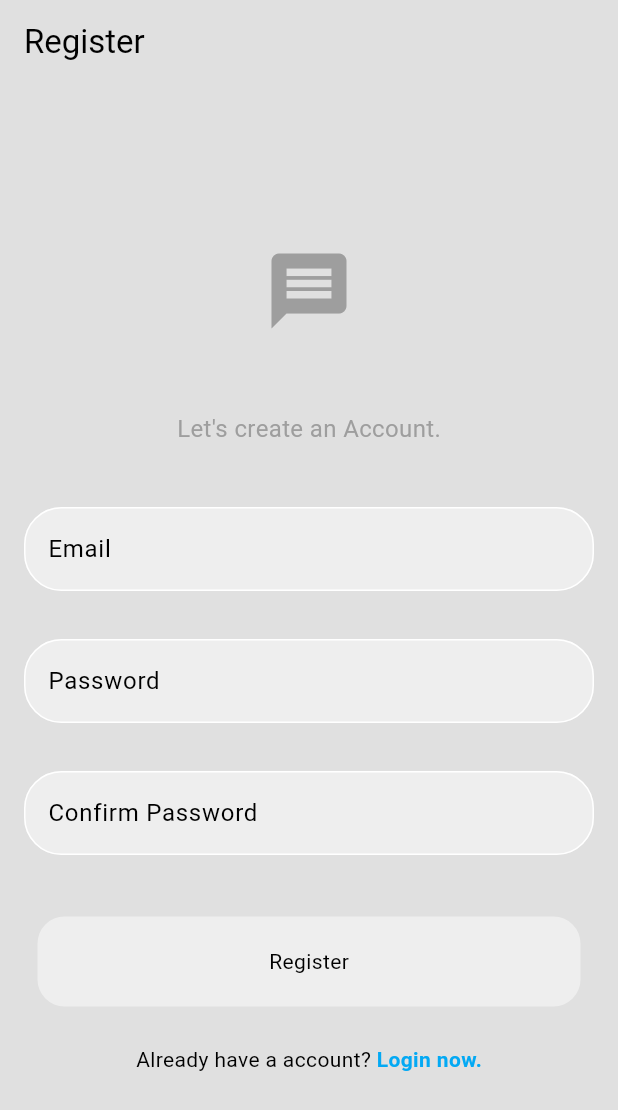
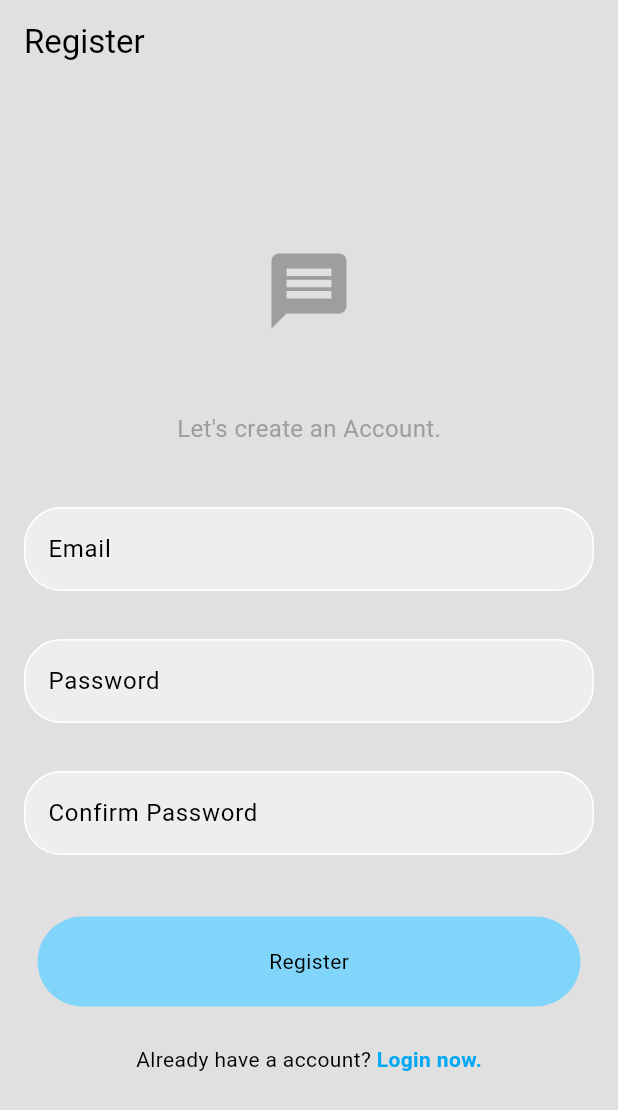
Before and after one commit to mohith789p/Chat-App, a Flutter app: the screen it shows after launch, after a tap on "Register now.", after a tap on "Register", on a phone screen of 412 x 824 dp. Shown: the top 1110 px of the screen. Run offline on Flutter 3.47's test engine with Material 3 defaults, Android fonts, the phone set to English and light mode, and no system bars; our stand-ins replace firebase_auth, firebase_core; accounts and stored records are empty; network calls fail.

Commit message:
commit 6

```diff
--- a/chatwave/lib/auth/auth_service.dart
+++ b/chatwave/lib/auth/auth_service.dart
@@ -17,7 +17,21 @@ class AuthService {
       throw Exception(e.code);
     }
   }
+
   // sign up
+  Future<UserCredential> signUpWithEmailAndPassword(
+      String email, String password) async {
+    try {
+      UserCredential userCredential =
+          await _auth.createUserWithEmailAndPassword(
+        email: email,
+        password: password,
+      );
+      return userCredential;
+    } on FirebaseAuthException catch (e) {
+      throw Exception(e.code);
+    }
+  }
 
   // sign out
   Future<void> signOut() async {
--- a/chatwave/lib/components/button_field.dart
+++ b/chatwave/lib/components/button_field.dart
@@ -15,9 +15,9 @@ class MyButton extends StatelessWidget {
       onTap: onTap,
       child: Container(
         decoration: BoxDecoration(
-          color: Theme.of(context).colorScheme.secondary,
+          color: Colors.lightBlue[200],
           borderRadius: const BorderRadius.all(
-            Radius.circular(18),
+            Radius.circular(40),
           ),
         ),
         padding: const EdgeInsets.symmetric(vertical: 20),
--- a/chatwave/lib/pages/register_page.dart
+++ b/chatwave/lib/pages/register_page.dart
@@ -1,3 +1,4 @@
+import 'package:chatwave/auth/auth_service.dart';
 import 'package:chatwave/components/button_field.dart';
 import 'package:chatwave/components/text_field.dart';
 import 'package:flutter/material.dart';
@@ -16,7 +17,53 @@ class RegisterPage extends StatelessWidget {
   });
 
   // login method
-  void register() {}
+  void register(BuildContext context) {
+    // get auth service
+    final _auth = AuthService();
+    // if password and confirm password matched
+    if (_pwController.text == _pwconfirmController.text) {
+      try {
+        _auth.signUpWithEmailAndPassword(
+          _emailController.text,
+          _pwController.text,
+        );
+      } catch (e) {
+        showDialog(
+          context: context,
+          builder: (context) => AlertDialog(
+            backgroundColor: Colors.amber,
+            titlePadding: const EdgeInsets.all(45),
+            titleTextStyle: const TextStyle(
+              color: Colors.red,
+              fontSize: 30,
+              fontWeight: FontWeight.bold,
+            ),
+            title: Text(
+              e.toString(),
+            ),
+          ),
+        );
+      }
+    }
+    // if password no match display message
+    else {
+      showDialog(
+        context: context,
+        builder: (context) => const AlertDialog(
+          backgroundColor: Colors.amber,
+          titlePadding: EdgeInsets.all(45),
+          titleTextStyle: TextStyle(
+            color: Colors.red,
+            fontSize: 30,
+            fontWeight: FontWeight.bold,
+          ),
+          title: Text(
+            "Password Not Matched!",
+          ),
+        ),
+      );
+    }
+  }
 
   @override
   Widget build(BuildContext context) {
@@ -70,7 +117,7 @@ class RegisterPage extends StatelessWidget {
             // register button
             MyButton(
               text: "Register",
-              onTap: register,
+              onTap: () => register(context),
             ),
             const SizedBox(height: 25),
             Row(
```
Also changed, not shown: chatwave/lib/pages/login_page.dart (+7 -0 lines).
